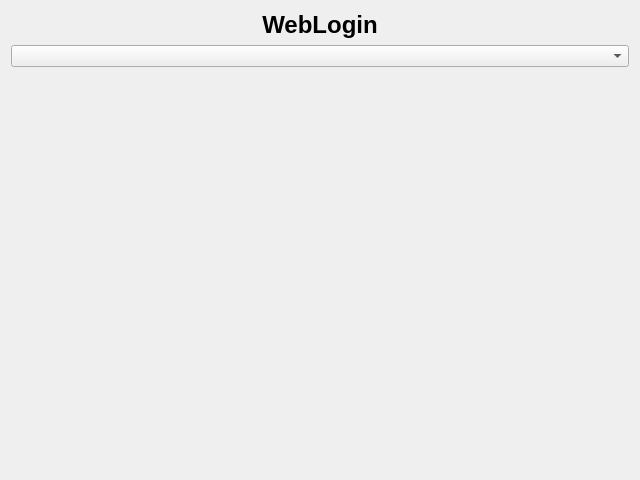
introlab/openteraplus, file client/src/dialogs/WebLoginDialog.ui: the form before one commit.
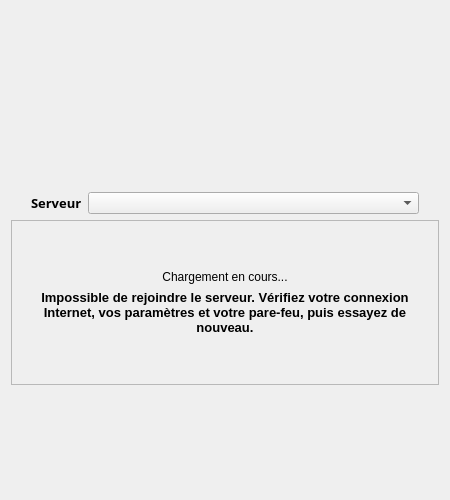
The form after the commit. Icons and pictures are not drawn.

Commit message: Refs #95. Adjusted WebLoginDialog UI.

What changed in the file:
```diff
--- a/client/src/dialogs/WebLoginDialog.ui
+++ b/client/src/dialogs/WebLoginDialog.ui
@@ -6,45 +6,210 @@
    <rect>
     <x>0</x>
     <y>0</y>
-    <width>640</width>
-    <height>480</height>
+    <width>450</width>
+    <height>500</height>
    </rect>
   </property>
+  <property name="sizePolicy">
+   <sizepolicy hsizetype="Fixed" vsizetype="Fixed">
+    <horstretch>0</horstretch>
+    <verstretch>0</verstretch>
+   </sizepolicy>
+  </property>
+  <property name="minimumSize">
+   <size>
+    <width>450</width>
+    <height>500</height>
+   </size>
+  </property>
+  <property name="maximumSize">
+   <size>
+    <width>450</width>
+    <height>500</height>
+   </size>
+  </property>
   <property name="windowTitle">
    <string>Dialog</string>
   </property>
   <layout class="QVBoxLayout" name="verticalLayout">
    <item>
-    <widget class="QLabel" name="label">
+    <layout class="QHBoxLayout" name="horizontalLayout">
+     <item>
+      <widget class="QLabel" name="lblLogo">
+       <property name="sizePolicy">
+        <sizepolicy hsizetype="Expanding" vsizetype="Fixed">
+         <horstretch>0</horstretch>
+         <verstretch>0</verstretch>
+        </sizepolicy>
+       </property>
+       <property name="minimumSize">
+        <size>
+         <width>300</width>
+         <height>175</height>
+        </size>
+       </property>
+       <property name="maximumSize">
+        <size>
+         <width>300</width>
+         <height>175</height>
+        </size>
+       </property>
+       <property name="text">
+        <string/>
+       </property>
+       <property name="pixmap">
+        <pixmap resource="../../resources/TeraClient.qrc">:/logos/LogoOpenTeraPlus.png</pixmap>
+       </property>
+       <property name="scaledContents">
+        <bool>true</bool>
+       </property>
+       <property name="alignment">
+        <set>Qt::AlignmentFlag::AlignLeading|Qt::AlignmentFlag::AlignLeft|Qt::AlignmentFlag::AlignTop</set>
+       </property>
+      </widget>
+     </item>
+    </layout>
+   </item>
+   <item>
+    <layout class="QHBoxLayout" name="horizontalLayout_2">
+     <item>
+      <spacer name="horizontalSpacer">
+       <property name="orientation">
+        <enum>Qt::Orientation::Horizontal</enum>
+       </property>
+       <property name="sizeType">
+        <enum>QSizePolicy::Policy::Fixed</enum>
+       </property>
+       <property name="sizeHint" stdset="0">
+        <size>
+         <width>20</width>
+         <height>20</height>
+        </size>
+       </property>
+      </spacer>
+     </item>
+     <item>
+      <widget class="QLabel" name="lblServer">
+       <property name="font">
+        <font>
+         <family>10px Arial</family>
+         <pointsize>10</pointsize>
+         <italic>false</italic>
+         <bold>true</bold>
+        </font>
+       </property>
+       <property name="text">
+        <string>Serveur</string>
+       </property>
+      </widget>
+     </item>
+     <item>
+      <widget class="QComboBox" name="cmbServers">
+       <property name="sizePolicy">
+        <sizepolicy hsizetype="MinimumExpanding" vsizetype="Fixed">
+         <horstretch>0</horstretch>
+         <verstretch>0</verstretch>
+        </sizepolicy>
+       </property>
+      </widget>
+     </item>
+     <item>
+      <spacer name="horizontalSpacer_2">
+       <property name="orientation">
+        <enum>Qt::Orientation::Horizontal</enum>
+       </property>
+       <property name="sizeType">
+        <enum>QSizePolicy::Policy::Fixed</enum>
+       </property>
+       <property name="sizeHint" stdset="0">
+        <size>
+         <width>20</width>
+         <height>20</height>
+        </size>
+       </property>
+      </spacer>
+     </item>
+    </layout>
+   </item>
+   <item>
+    <widget class="QFrame" name="frameLoginMessages">
      <property name="sizePolicy">
-      <sizepolicy hsizetype="MinimumExpanding" vsizetype="Minimum">
+      <sizepolicy hsizetype="Preferred" vsizetype="MinimumExpanding">
        <horstretch>0</horstretch>
        <verstretch>0</verstretch>
       </sizepolicy>
      </property>
-     <property name="minimumSize">
-      <size>
-       <width>0</width>
-       <height>20</height>
-      </size>
+     <property name="frameShape">
+      <enum>QFrame::Shape::StyledPanel</enum>
      </property>
-     <property name="font">
-      <font>
-       <pointsize>18</pointsize>
-       <bold>true</bold>
-      </font>
+     <property name="frameShadow">
+      <enum>QFrame::Shadow::Raised</enum>
      </property>
-     <property name="text">
-      <string>WebLogin</string>
-     </property>
-     <property name="alignment">
-      <set>Qt::AlignmentFlag::AlignCenter</set>
-     </property>
+     <layout class="QVBoxLayout" name="verticalLayout_2">
+      <item>
+       <spacer name="verticalSpacer">
+        <property name="orientation">
+         <enum>Qt::Orientation::Vertical</enum>
+        </property>
+        <property name="sizeHint" stdset="0">
+         <size>
+          <width>20</width>
+          <height>40</height>
+         </size>
+        </property>
+       </spacer>
+      </item>
+      <item>
+       <widget class="QLabel" name="lblLoading">
+        <property name="sizePolicy">
+         <sizepolicy hsizetype="Preferred" vsizetype="Preferred">
+          <horstretch>0</horstretch>
+          <verstretch>0</verstretch>
+         </sizepolicy>
+        </property>
+        <property name="text">
+         <string>Chargement en cours...</string>
+        </property>
+        <property name="alignment">
+         <set>Qt::AlignmentFlag::AlignCenter</set>
+        </property>
+       </widget>
+      </item>
+      <item>
+       <widget class="QLabel" name="lblError">
+        <property name="font">
+         <font>
+          <pointsize>10</pointsize>
+          <bold>true</bold>
+         </font>
+        </property>
+        <property name="text">
+         <string>Impossible de rejoindre le serveur. Vérifiez votre connexion Internet, vos paramètres et votre pare-feu, puis essayez de nouveau.</string>
+        </property>
+        <property name="alignment">
+         <set>Qt::AlignmentFlag::AlignCenter</set>
+        </property>
+        <property name="wordWrap">
+         <bool>true</bool>
+        </property>
+       </widget>
+      </item>
+      <item>
+       <spacer name="verticalSpacer_2">
+        <property name="orientation">
+         <enum>Qt::Orientation::Vertical</enum>
+        </property>
+        <property name="sizeHint" stdset="0">
+         <size>
+          <width>20</width>
+          <height>40</height>
+         </size>
+        </property>
+       </spacer>
+      </item>
+     </layout>
     </widget>
    </item>
-   <item>
-    <widget class="QComboBox" name="cmbServers"/>
-   </item>
    <item>
     <widget class="QWidget" name="centralWidget" native="true">
      <property name="sizePolicy">
```
Left out of the diff: 6 changed lines with no effect on the pictures. The commit also changes 5 other files.
